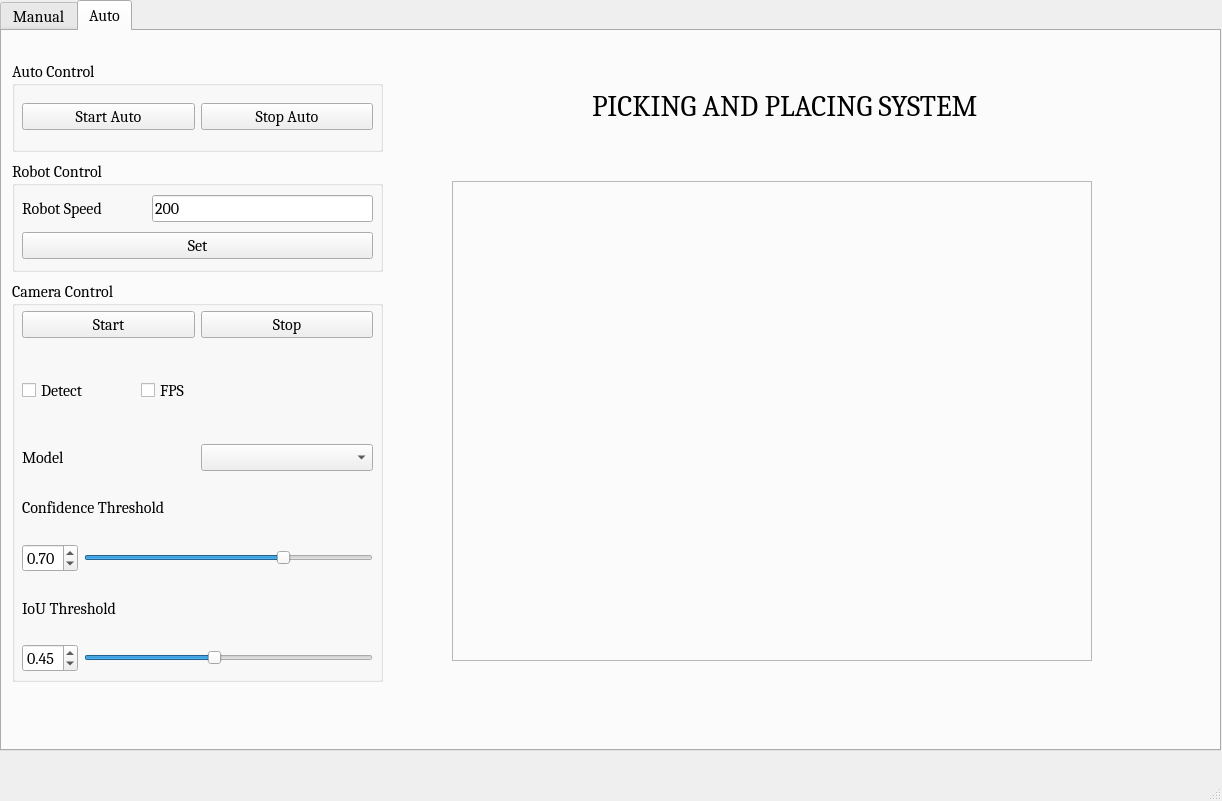
quangdungluong/YaskawaRealsenseControl, file main.ui: the form before one commit.
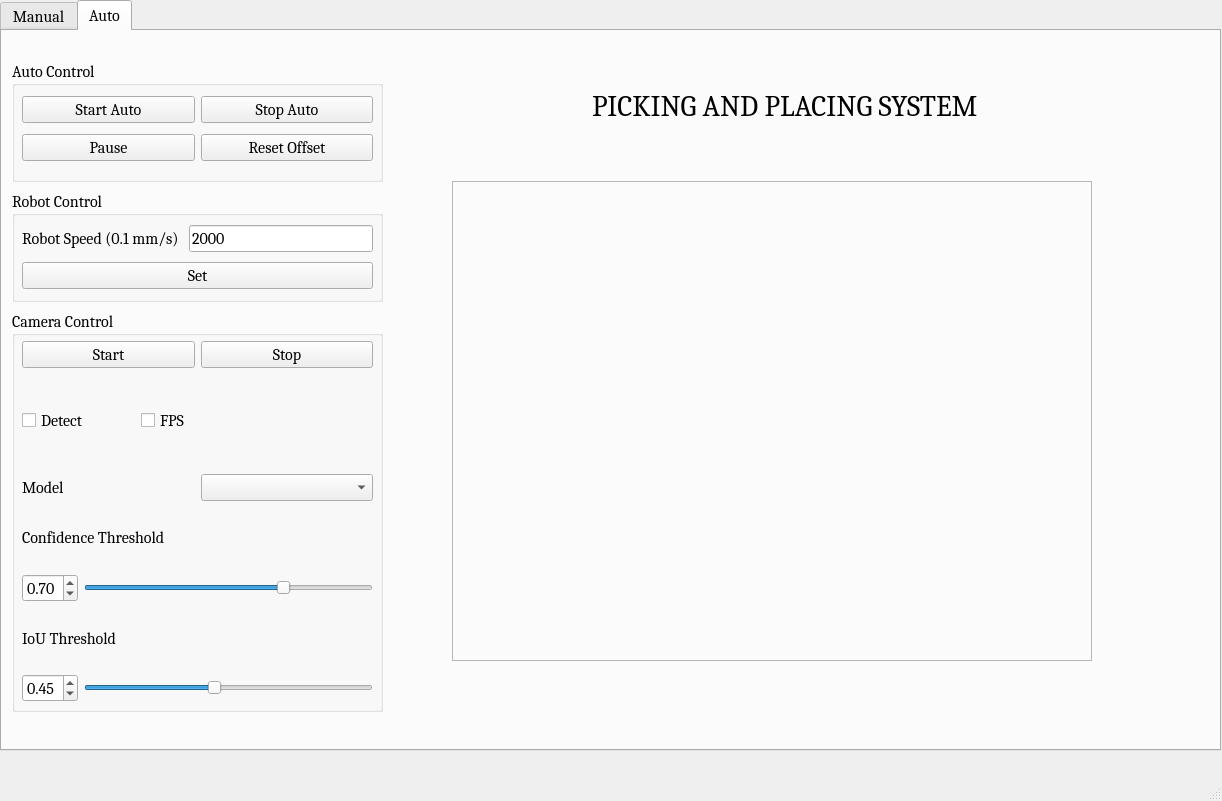
The form after the commit. The open tabs and pages were chosen to show the change. Icons and pictures are not drawn.

What changed in the file:
```diff
--- a/main.ui
+++ b/main.ui
@@ -1810,7 +1810,7 @@
       <property name="geometry">
        <rect>
         <x>10</x>
-        <y>250</y>
+        <y>280</y>
         <width>371</width>
         <height>401</height>
        </rect>
@@ -2067,7 +2067,7 @@
         <x>10</x>
         <y>30</y>
         <width>371</width>
-        <height>91</height>
+        <height>121</height>
        </rect>
       </property>
       <property name="font">
@@ -2085,9 +2085,11 @@
          <x>10</x>
          <y>30</y>
          <width>351</width>
-         <height>51</height>
+         <height>77</height>
         </rect>
        </property>
+       <layout class="QVBoxLayout" name="verticalLayout_7">
+        <item>
        <layout class="QHBoxLayout" name="horizontalLayout_37">
         <item>
          <widget class="QPushButton" name="startAuto_btn">
@@ -2114,13 +2116,33 @@
          </widget>
         </item>
        </layout>
+        </item>
+        <item>
+         <layout class="QHBoxLayout" name="horizontalLayout_28">
+          <item>
+           <widget class="QPushButton" name="pauseAuto_btn">
+            <property name="text">
+             <string>Pause</string>
+            </property>
+           </widget>
+          </item>
+          <item>
+           <widget class="QPushButton" name="resetOffset">
+            <property name="text">
+             <string>Reset Offset</string>
+            </property>
+           </widget>
+          </item>
+         </layout>
+        </item>
+       </layout>
       </widget>
      </widget>
      <widget class="QGroupBox" name="groupBox_7">
       <property name="geometry">
        <rect>
         <x>10</x>
-        <y>130</y>
+        <y>160</y>
         <width>371</width>
         <height>111</height>
        </rect>
@@ -2146,7 +2168,7 @@
         <item>
          <layout class="QHBoxLayout" name="horizontalLayout_27">
           <property name="spacing">
-           <number>50</number>
+           <number>10</number>
           </property>
           <item>
            <widget class="QLabel" name="label_11">
@@ -2156,7 +2178,7 @@
              </font>
             </property>
             <property name="text">
-             <string>Robot Speed</string>
+             <string>Robot Speed (0.1 mm/s)</string>
             </property>
            </widget>
           </item>
@@ -2168,7 +2190,7 @@
              </font>
             </property>
             <property name="text">
-             <string>200</string>
+             <string>2000</string>
             </property>
            </widget>
           </item>
```
Left out of the diff: 4 changed lines with no effect on the pictures. Lines whose indentation alone changed are shown as unchanged.
